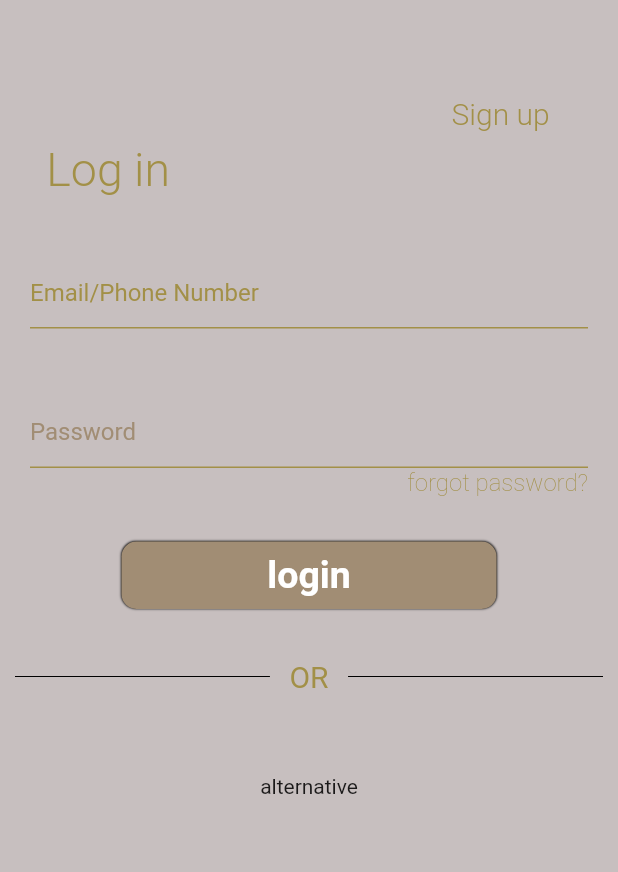
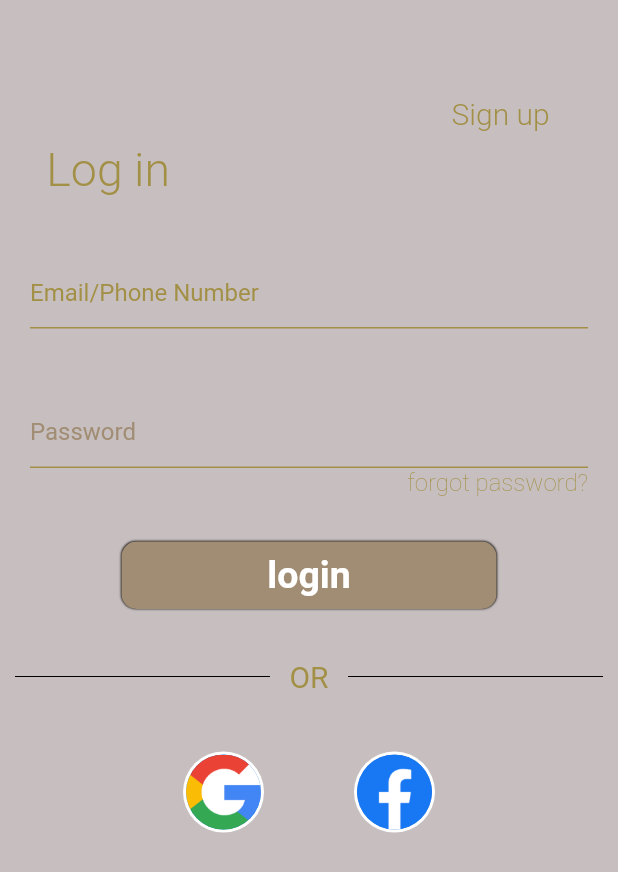
Before and after one commit to Tejasvi1729/Fashion_Tech, a Flutter app: the screen it shows after launch, on a phone screen of 412 x 824 dp. Shown: the top 872 px of the screen. Run offline on Flutter 3.47's test engine with Material 2 defaults, Android fonts, the phone set to English and light mode, and no system bars; our stand-ins replace firebase_auth, firebase_core, get; accounts and stored records are empty; Roboto replaces fonts that are missing (Maitree).

Commit message:
2.0 29th eve

```diff
--- a/lib/login_page.dart
+++ b/lib/login_page.dart
@@ -19,7 +19,7 @@ class _LoginPageState extends State<LoginPage> {
     double w = MediaQuery.of(context).size.width;
     double h = MediaQuery.of(context).size.height;
     List images=[
-      "img/google_logo.png","img\fb_logo.png",
+      "img/google_logo.png","img/fb_logo.png",
     ];
      bool passenable = true;
     return Scaffold(
@@ -180,30 +180,27 @@ class _LoginPageState extends State<LoginPage> {
             ),
           ]
           ),
-          SizedBox(height: 40,),
-            Text(
-              "alternative",),
-          // Wrap(
-          //         children:List<Widget>.generate(
-          //           2,
-          //           (index){
-          //             return Padding(
-          //               padding: const EdgeInsets.all(10.0),
-          //               child:CircleAvatar(
-          //               radius: 30,
-          //               backgroundColor: Colors.white,
-          //               child: CircleAvatar(
-      //                     radius: 25,
-      //                     backgroundImage:AssetImage(
-      //                       images[index],
-      //                     ),
-      //                   ),
-      //                 ));
-      //               }
-      //             )
-      //           )
-      // ),
-      ],));
-      // );
+          Wrap(
+                  children:List<Widget>.generate(
+                    2,
+                    (index){
+                      return Padding(
+                        padding: const EdgeInsets.only(top:25,left:30.0,right:30.0),
+                        child:CircleAvatar(
+                        radius: 27,
+                        backgroundColor: Colors.white,
+                        child: CircleAvatar(
+                          radius: 25,
+                          backgroundImage:AssetImage(
+                            images[index],
+                          ),
+                        ),
+                      ));
+                    }
+                  )
+                )
+          ],
+      ),
+      );
   }
 }
```
